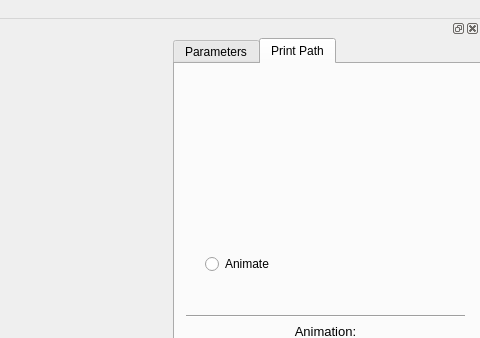
taylorgwood/FRE_Visualizer_GUI, file mainwindowform.ui: the form before one commit; both pictures show x 802 to 1282 and y 0 to 338 of the 1282 by 796 pixel window.
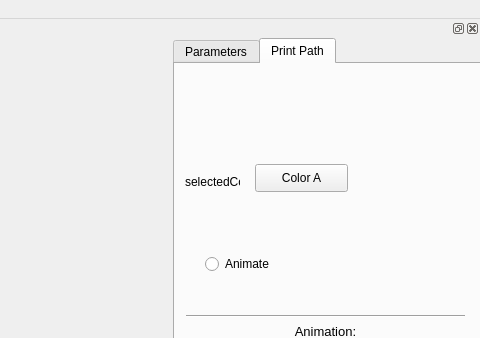
The form after the commit. The open tabs and pages were chosen to show the change.

Commit message: Color dialog opens, color shows in label

What changed in the file:
```diff
--- a/mainwindowform.ui
+++ b/mainwindowform.ui
@@ -595,6 +595,32 @@
         <string>Animate</string>
        </property>
       </widget>
+      <widget class="QPushButton" name="colorButtonA">
+       <property name="geometry">
+        <rect>
+         <x>80</x>
+         <y>100</y>
+         <width>93</width>
+         <height>28</height>
+        </rect>
+       </property>
+       <property name="text">
+        <string>Color A</string>
+       </property>
+      </widget>
+      <widget class="QLabel" name="selectedColor">
+       <property name="geometry">
+        <rect>
+         <x>10</x>
+         <y>110</y>
+         <width>55</width>
+         <height>16</height>
+        </rect>
+       </property>
+       <property name="text">
+        <string>selectedColor</string>
+       </property>
+      </widget>
      </widget>
     </widget>
    </widget>
```
Left out of the diff: 2 changed lines with no effect on the pictures. The commit also changes 2 other files.
